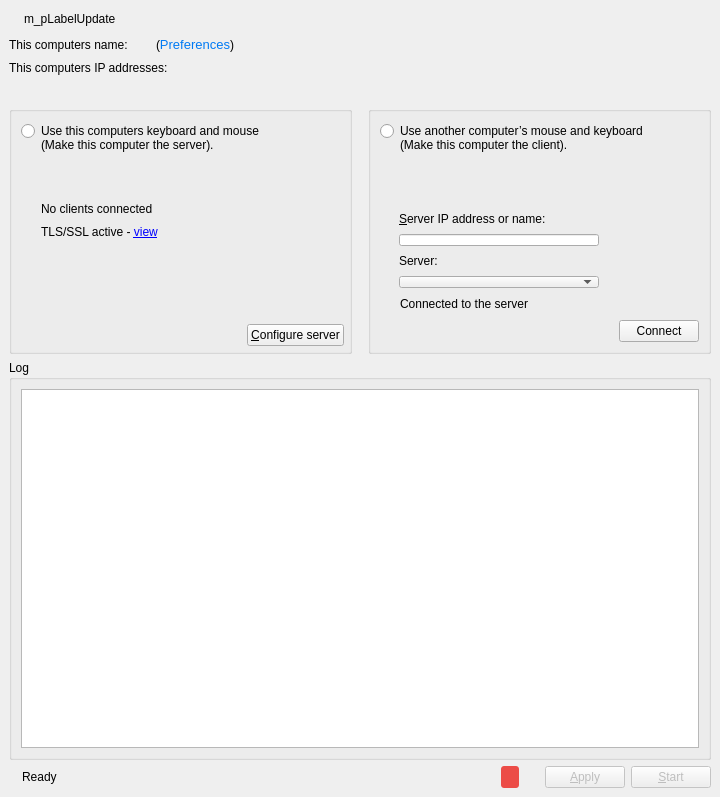
This is src/gui/src/MainWindowBase.ui in deskflow/deskflow as Qt 5 draws it before an edit. The edited form follows.
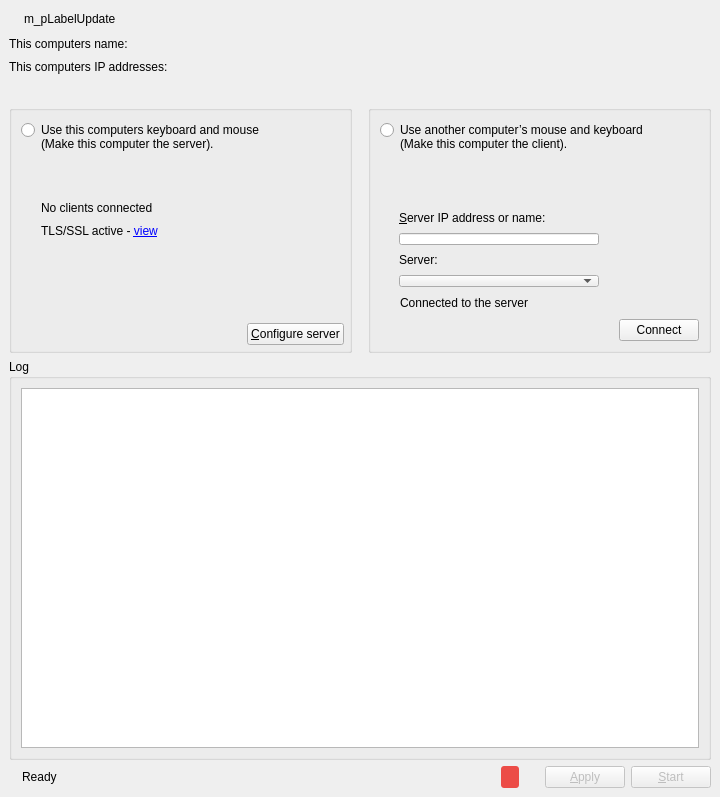
This is the edited form. Icons and pictures are not drawn. Custom widgets are drawn as their Qt base class.

Commit message: SYNERGY-936 Fix a gap between label and computer name

```diff
--- a/src/gui/src/MainWindowBase.ui
+++ b/src/gui/src/MainWindowBase.ui
@@ -82,133 +82,28 @@
      </widget>
     </item>
     <item>
-     <widget class="QWidget" name="m_pWidgetComputerName" native="true">
-      <property name="sizePolicy">
-       <sizepolicy hsizetype="Preferred" vsizetype="Preferred">
-        <horstretch>0</horstretch>
-        <verstretch>0</verstretch>
-       </sizepolicy>
-      </property>
+     <widget class="QLabel" name="m_pLabelComputerName">
       <property name="minimumSize">
        <size>
-        <width>582</width>
-        <height>15</height>
+        <width>0</width>
+        <height>0</height>
        </size>
       </property>
       <property name="maximumSize">
        <size>
-        <width>16777215</width>
-        <height>20</height>
+        <width>65535</width>
+        <height>65535</height>
        </size>
       </property>
-      <layout class="QHBoxLayout" name="horizontalLayout_7">
-       <property name="spacing">
-        <number>0</number>
-       </property>
-       <property name="leftMargin">
-        <number>0</number>
-       </property>
-       <property name="topMargin">
-        <number>0</number>
-       </property>
-       <property name="rightMargin">
-        <number>0</number>
-       </property>
-       <property name="bottomMargin">
-        <number>0</number>
-       </property>
-       <item>
-        <widget class="QLabel" name="m_pLabelComputerName">
-         <property name="minimumSize">
-          <size>
-           <width>135</width>
-           <height>15</height>
-          </size>
-         </property>
-         <property name="maximumSize">
-          <size>
-           <width>135</width>
-           <height>20</height>
-          </size>
-         </property>
-         <property name="font">
-          <font>
-           <family>Arial</family>
-           <kerning>true</kerning>
-          </font>
-         </property>
-         <property name="text">
-          <string>This computers name:</string>
-         </property>
-        </widget>
-       </item>
-       <item>
-        <widget class="QLabel" name="m_pLabelScreenName">
-         <property name="sizePolicy">
-          <sizepolicy hsizetype="Maximum" vsizetype="Preferred">
-           <horstretch>0</horstretch>
-           <verstretch>0</verstretch>
-          </sizepolicy>
-         </property>
-         <property name="minimumSize">
-          <size>
-           <width>0</width>
-           <height>15</height>
-          </size>
-         </property>
-         <property name="maximumSize">
-          <size>
-           <width>16777215</width>
-           <height>20</height>
-          </size>
-         </property>
-         <property name="font">
-          <font>
-           <family>Arial</family>
-          </font>
-         </property>
-         <property name="text">
-          <string notr="true"/>
-         </property>
-         <property name="textFormat">
-          <enum>Qt::AutoText</enum>
-         </property>
-        </widget>
-       </item>
-       <item>
-        <widget class="QLabel" name="m_pSettingsLink">
-         <property name="minimumSize">
-          <size>
-           <width>0</width>
-           <height>15</height>
-          </size>
-         </property>
-         <property name="maximumSize">
-          <size>
-           <width>16777215</width>
-           <height>20</height>
-          </size>
-         </property>
-         <property name="font">
-          <font>
-           <family>Arial</family>
-           <weight>50</weight>
-           <italic>false</italic>
-           <bold>false</bold>
-          </font>
-         </property>
-         <property name="styleSheet">
-          <string notr="true"/>
-         </property>
-         <property name="text">
-          <string>&lt;html&gt;&lt;head/&gt;&lt;body&gt;&lt;p style=&quot;margin-left: 5px;&quot;&gt;(&lt;a href=&quot;#&quot;&gt;&lt;span style=&quot; text-decoration: none; font-size: 13px; color:#007af4;&quot;&gt;Preferences&lt;/span&gt;&lt;/a&gt;)&lt;/p&gt;&lt;/body&gt;&lt;/html&gt;</string>
-         </property>
-         <property name="margin">
-          <number>0</number>
-         </property>
-        </widget>
-       </item>
-      </layout>
+      <property name="font">
+       <font>
+        <family>Arial</family>
+        <kerning>true</kerning>
+       </font>
+      </property>
+      <property name="text">
+       <string notr="true">This computers name:</string>
+      </property>
      </widget>
     </item>
     <item>
```
The commit also changes 2 other files.
